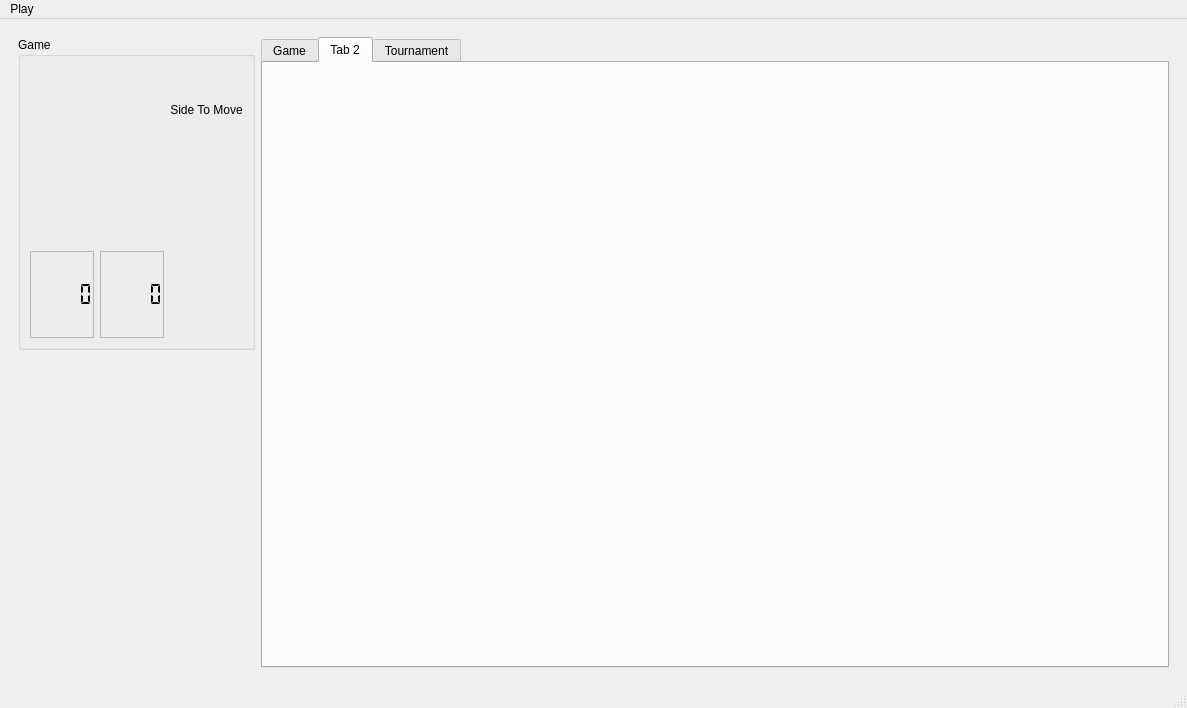
Qt form app/mainwindow.ui (neluj/Xake) before a commit.
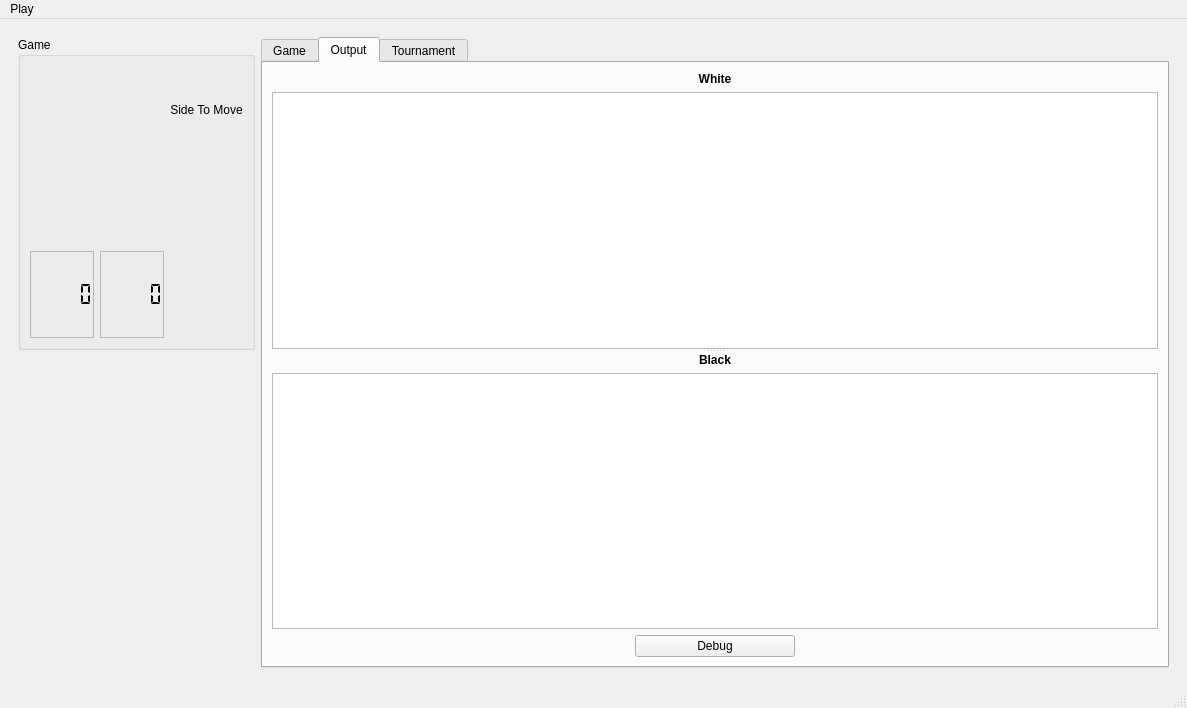
The same form after that commit. The open tabs and pages were chosen to show the change. Custom widgets are drawn as their Qt base class.

Commit message: Add engine output and unified UCI logging

```diff
--- a/app/mainwindow.ui
+++ b/app/mainwindow.ui
@@ -162,8 +162,88 @@
          </widget>
          <widget class="QWidget" name="tab_4">
           <attribute name="title">
-           <string>Tab 2</string>
+           <string>Output</string>
           </attribute>
+          <layout class="QVBoxLayout" name="outputTabLayout">
+           <item>
+            <widget class="QSplitter" name="engineOutputSplitter">
+             <property name="orientation">
+              <enum>Qt::Vertical</enum>
+             </property>
+             <widget class="QWidget" name="whiteEngineOutputPanel">
+              <layout class="QVBoxLayout" name="whiteEngineOutputLayout">
+               <item>
+                <widget class="QLabel" name="labelWhiteEngineOutput">
+                 <property name="font">
+                  <font>
+                   <bold>true</bold>
+                  </font>
+                 </property>
+                 <property name="text">
+                  <string>White</string>
+                 </property>
+                 <property name="alignment">
+                  <set>Qt::AlignCenter</set>
+                 </property>
+                 <property name="wordWrap">
+                  <bool>true</bool>
+                 </property>
+                </widget>
+               </item>
+               <item>
+                <widget class="QPlainTextEdit" name="whiteEngineOutputText">
+                 <property name="readOnly">
+                  <bool>true</bool>
+                 </property>
+                </widget>
+               </item>
+              </layout>
+             </widget>
+             <widget class="QWidget" name="blackEngineOutputPanel">
+              <layout class="QVBoxLayout" name="blackEngineOutputLayout">
+               <item>
+                <widget class="QLabel" name="labelBlackEngineOutput">
+                 <property name="font">
+                  <font>
+                   <bold>true</bold>
+                  </font>
+                 </property>
+                 <property name="text">
+                  <string>Black</string>
+                 </property>
+                 <property name="alignment">
+                  <set>Qt::AlignCenter</set>
+                 </property>
+                 <property name="wordWrap">
+                  <bool>true</bool>
+                 </property>
+                </widget>
+               </item>
+               <item>
+                <widget class="QPlainTextEdit" name="blackEngineOutputText">
+                 <property name="readOnly">
+                  <bool>true</bool>
+                 </property>
+                </widget>
+               </item>
+              </layout>
+             </widget>
+            </widget>
+           </item>
+           <item alignment="Qt::AlignHCenter">
+            <widget class="QPushButton" name="debugButton">
+             <property name="minimumSize">
+              <size>
+               <width>160</width>
+               <height>0</height>
+              </size>
+             </property>
+             <property name="text">
+              <string>Debug</string>
+             </property>
+            </widget>
+           </item>
+          </layout>
          </widget>
          <widget class="QWidget" name="tabTournament">
           <attribute name="title">
```
Left out of the diff: 2 changed lines with no effect on the pictures. The commit also changes 7 other files.
